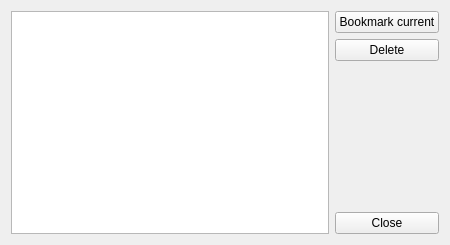
Above: krita/ui/wdgbookmarkedconfigurationseditor.ui from KDE/krita before the change. Below: the same form after it.
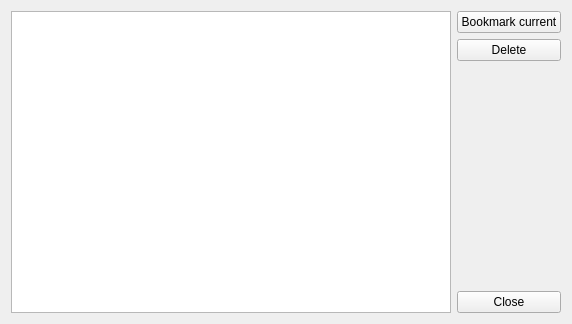
That is the form after the change.

Commit message: for the bookmark configuration dialog to appears at a bigger size

What changed in the file:
```diff
--- a/krita/ui/wdgbookmarkedconfigurationseditor.ui
+++ b/krita/ui/wdgbookmarkedconfigurationseditor.ui
@@ -5,16 +5,35 @@
    <rect>
     <x>0</x>
     <y>0</y>
-    <width>450</width>
-    <height>245</height>
+    <width>572</width>
+    <height>324</height>
    </rect>
   </property>
+  <property name="sizePolicy" >
+   <sizepolicy vsizetype="MinimumExpanding" hsizetype="MinimumExpanding" >
+    <horstretch>0</horstretch>
+    <verstretch>0</verstretch>
+   </sizepolicy>
+  </property>
   <property name="windowTitle" >
    <string>Edit presets</string>
   </property>
   <layout class="QHBoxLayout" >
    <item>
-    <widget class="QListView" name="listConfigurations" />
+    <widget class="QListView" name="listConfigurations" >
+     <property name="sizePolicy" >
+      <sizepolicy vsizetype="MinimumExpanding" hsizetype="MinimumExpanding" >
+       <horstretch>0</horstretch>
+       <verstretch>0</verstretch>
+      </sizepolicy>
+     </property>
+     <property name="minimumSize" >
+      <size>
+       <width>400</width>
+       <height>0</height>
+      </size>
+     </property>
+    </widget>
    </item>
    <item>
     <layout class="QVBoxLayout" >
```
